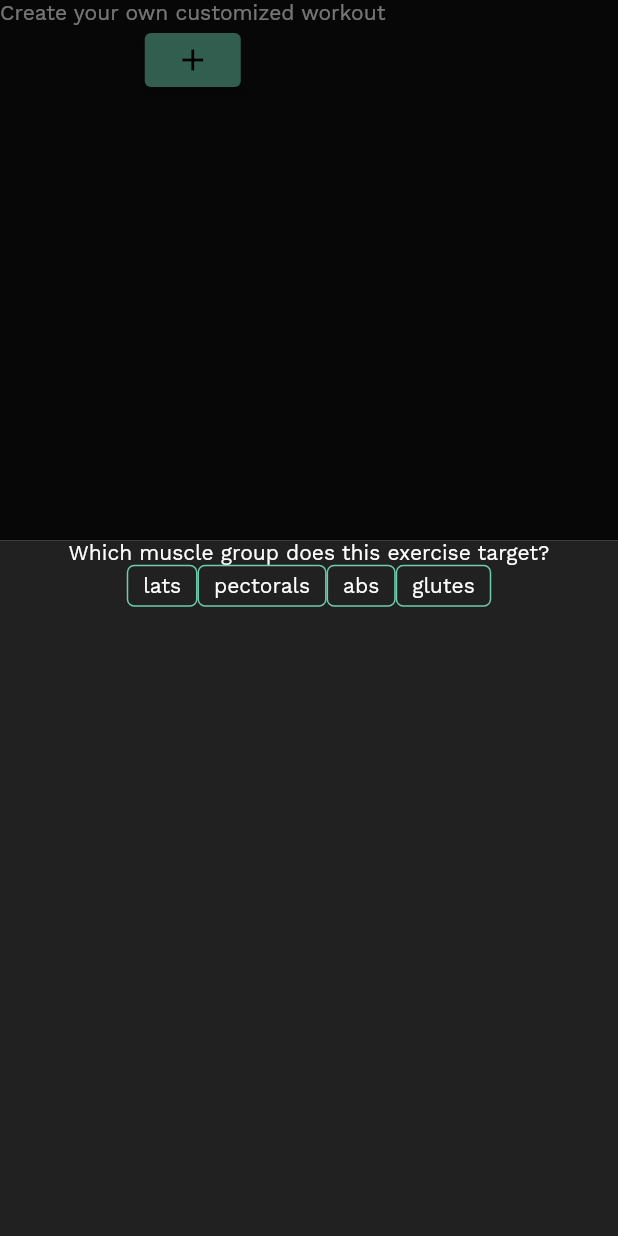
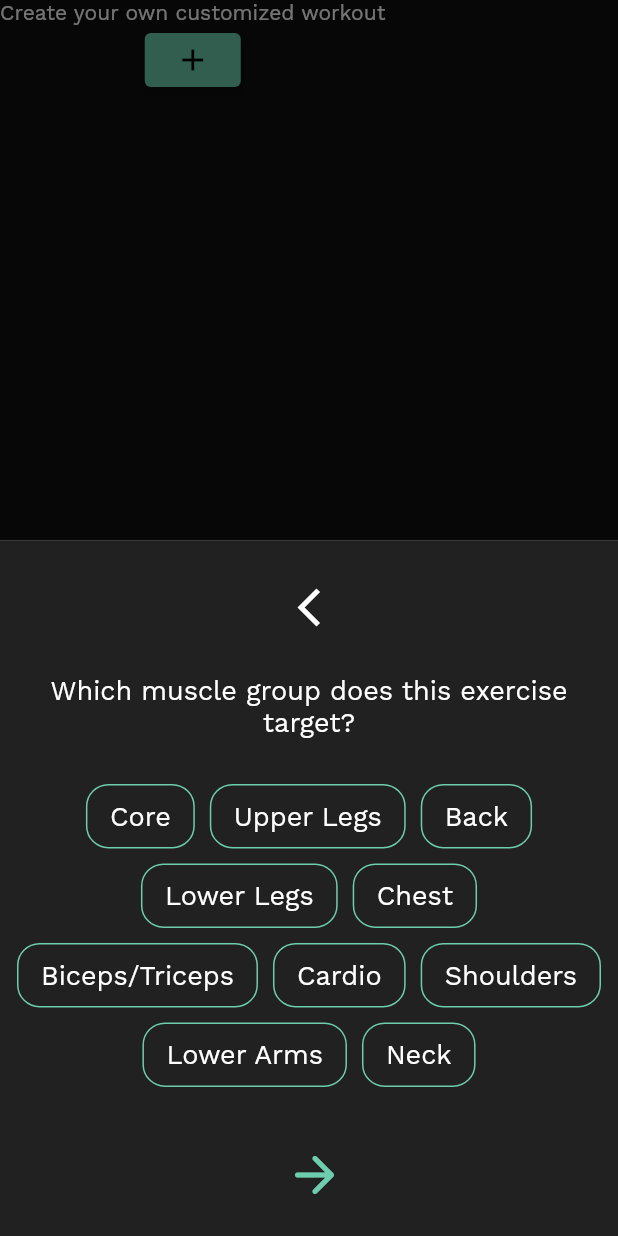
Before and after one commit to doesitbyte/fitmate, a Flutter app: the CreateWorkout screen opened directly, after a tap on the "add" icon, on a phone screen of 412 x 824 dp. Run offline on Flutter 3.47's test engine with Material 2 defaults, Android fonts, the light colour scheme and no system bars; our stand-ins replace firebase_auth, firebase_core; missing offline and left inert: mongo_dart; accounts and stored records are empty; statements that could not run were skipped.

Commit message:
Added select exercise modal

```diff
--- /dev/null
+++ b/lib/components/select_exercise_modal.dart
@@ -0,0 +1,264 @@
+import 'package:fitmate/database/mongo.dart';
+import 'package:flutter/material.dart';
+
+class SelectExerciseModal extends StatefulWidget {
+  const SelectExerciseModal({super.key, required this.addExercise});
+
+  final void Function(Map workoutSection) addExercise;
+
+  @override
+  State<SelectExerciseModal> createState() => _SelectExerciseModalState();
+}
+
+class _SelectExerciseModalState extends State<SelectExerciseModal> {
+  int _pageNumber = 0;
+  String _targetMuscle = "";
+  Map _exercise = {};
+
+  void updatePageNumber(int update) {
+    setState(() {
+      _pageNumber = _pageNumber + update;
+    });
+  }
+
+  void updateTargetMuscle(String update) {
+    setState(() {
+      _targetMuscle = update;
+    });
+  }
+
+  void updateExercise(Map update) {
+    setState(() {
+      _exercise = update;
+    });
+  }
+
+  @override
+  Widget build(BuildContext context) {
+    if (_pageNumber == 0) {
+      return SelectExerciseModalTargetPage(
+        updatePageNumber: updatePageNumber,
+        updateTargetMuscle: updateTargetMuscle,
+      );
+    } else if (_pageNumber == 1) {
+      return SelectExerciseModalSearchPage(
+        updatePageNumber: updatePageNumber,
+        updateExercise: updateExercise,
+        targetMuscle: _targetMuscle,
+      );
+    } else {
+      return Text(_pageNumber.toString());
+    }
+  }
+}
+
+class SelectExerciseModalTargetPage extends StatefulWidget {
+  const SelectExerciseModalTargetPage({
+    super.key,
+    required this.updatePageNumber,
+    required this.updateTargetMuscle,
+  });
+  final void Function(int update) updatePageNumber;
+  final void Function(String update) updateTargetMuscle;
+
+  @override
+  State<SelectExerciseModalTargetPage> createState() =>
+      _SelectExerciseModalTargetPageState();
+}
+
+class _SelectExerciseModalTargetPageState
+    extends State<SelectExerciseModalTargetPage> {
+  final Map _targetMuscles = {
+    "Core": 'waist',
+    "Upper Legs": 'upper legs',
+    "Back": 'back',
+    "Lower Legs": 'lower legs',
+    "Chest": 'chest',
+    "Biceps/Triceps": 'upper arms',
+    "Cardio": 'cardio',
+    "Shoulders": 'shoulders',
+    "Lower Arms": 'lower arms',
+    "Neck": 'neck'
+  };
+
+  String _selectedTargetMuscle = "";
+
+  @override
+  Widget build(BuildContext context) {
+    return Column(
+      mainAxisAlignment: MainAxisAlignment.spaceEvenly,
+      children: [
+        IconButton(
+          padding: EdgeInsets.zero,
+          highlightColor: const Color(0xff2c5246),
+          splashColor: const Color(0xff213d34),
+          onPressed: () {
+            Navigator.pop(context);
+          },
+          icon: const Icon(
+            Icons.arrow_back_ios_new,
+            color: Colors.white,
+            size: 30,
+          ),
+        ),
+        const Text(
+          "Which muscle group does this exercise target?",
+          textAlign: TextAlign.center,
+          style: TextStyle(
+            fontSize: 18,
+          ),
+        ),
+        Container(
+          margin: const EdgeInsets.all(10),
+          child: Wrap(
+            alignment: WrapAlignment.center,
+            runSpacing: 10,
+            spacing: 10,
+            children: [
+              for (String target in _targetMuscles.keys.toList())
+                InkWell(
+                  onTap: () {
+                    setState(() {
+                      _selectedTargetMuscle = target;
+                    });
+                  },
+                  child: TargetBox(
+                      target: target,
+                      selected: (_selectedTargetMuscle == target)),
+                ),
+            ],
+          ),
+        ),
+        IconButton(
+          onPressed: () {
+            widget.updateTargetMuscle(_targetMuscles[_selectedTargetMuscle]);
+            widget.updatePageNumber(1);
+          },
+          icon: Icon(
+            Icons.arrow_forward_rounded,
+            color: Theme.of(context).primaryColor,
+            size: 40,
+          ),
+        )
+      ],
+    );
+  }
+}
+
+class SelectExerciseModalSearchPage extends StatefulWidget {
+  const SelectExerciseModalSearchPage({
+    super.key,
+    required this.updatePageNumber,
+    required this.updateExercise,
+    required this.targetMuscle,
+  });
+
+  final void Function(int update) updatePageNumber;
+  final void Function(Map update) updateExercise;
+  final String targetMuscle;
+
+  @override
+  State<SelectExerciseModalSearchPage> createState() =>
+      _SelectExerciseModalSearchPageState();
+}
+
+class _SelectExerciseModalSearchPageState
+    extends State<SelectExerciseModalSearchPage> {
+  List _exerciseList = [];
+  List _filteredExerciseList = [];
+  bool _showLoader = true;
+
+  _getExerciseList(String targetMuscle) async {
+    List exerciseList = await MongoDatabase.listExercise(targetMuscle);
+    setState(() {
+      _exerciseList = exerciseList;
+      _filteredExerciseList = exerciseList;
+      _showLoader = false;
+    });
+  }
+
+  void _searchExercise(String query) {
+    final filteredExerciseList = _exerciseList.where((exercise) {
+      final exerciseName = exercise["name"].toLowerCase();
+      final input = query.toLowerCase();
+      return exerciseName.contains(input);
+    }).toList();
+
+    setState(() {
+      _filteredExerciseList = filteredExerciseList;
+    });
+  }
+
+  @override
+  void initState() {
+    _getExerciseList(widget.targetMuscle);
+    super.initState();
+  }
+
+  @override
+  Widget build(BuildContext context) {
+    return _showLoader
+        ? Expanded(child: Text("Loading"))
+        : Container(
+            child: Column(
+              children: [
+                IconButton(
+                  padding: EdgeInsets.zero,
+                  highlightColor: const Color(0xff2c5246),
+                  splashColor: const Color(0xff213d34),
+                  onPressed: () {
+                    widget.updatePageNumber(-1);
+                  },
+                  icon: const Icon(
+                    Icons.arrow_back_ios_new,
+                    color: Colors.white,
+                    size: 30,
+                  ),
+                ),
+                TextField(
+                  onChanged: _searchExercise,
+                ),
+                Expanded(
+                  child: ListView.builder(
+                    itemCount: _filteredExerciseList.length,
+                    itemBuilder: (context, index) {
+                      return Text(_filteredExerciseList[index]["name"]);
+                    },
+                  ),
+                )
+              ],
+            ),
+          );
+  }
+}
+
+class TargetBox extends StatelessWidget {
+  const TargetBox({
+    super.key,
+    required this.target,
+    required this.selected,
+  });
+
+  final String target;
+  final bool selected;
+
+  @override
+  Widget build(BuildContext context) {
+    return Container(
+      padding: const EdgeInsets.symmetric(vertical: 10, horizontal: 15),
+      decoration: BoxDecoration(
+        color: selected ? Theme.of(context).primaryColor : null,
+        border: Border.all(
+          color: Theme.of(context).primaryColor,
+        ),
+        borderRadius: BorderRadius.circular(15),
+      ),
+      child: Text(
+        target,
+        style: const TextStyle(
+          fontSize: 18,
+        ),
+      ),
+    );
+  }
+}
--- a/lib/database/mongo.dart
+++ b/lib/database/mongo.dart
@@ -9,10 +9,12 @@ class MongoDatabase {
     await db.open();
   }
 
-  static listExercise() async {
+  static listExercise(String bodyPart) async {
     var collection = db.collection("exercise");
     try {
-      final exercises = await collection.find().toList();
+      final exercises = await collection.find({
+        "bodyPart": bodyPart,
+      }).toList();
       return exercises;
     } catch (e) {
       return Future.value(e);
--- a/lib/screens/workouts/create_workout.dart
+++ b/lib/screens/workouts/create_workout.dart
@@ -1,3 +1,4 @@
+import 'package:fitmate/components/select_exercise_modal.dart';
 import 'package:flutter/material.dart';
 
 class CreateWorkout extends StatefulWidget {
@@ -8,7 +9,7 @@ class CreateWorkout extends StatefulWidget {
 }
 
 class _CreateWorkoutState extends State<CreateWorkout> {
-  String _selectedTargetMuscle = "";
+  List _currentWorkout = [];
 
   final List _targetMuscles = [
     "lats",
@@ -16,6 +17,12 @@ class _CreateWorkoutState extends State<CreateWorkout> {
     "abs",
     "glutes",
   ];
+
+  void updateCurrentWorkout(Map workoutSection) {
+    setState(() {
+      _currentWorkout = [..._currentWorkout, workoutSection];
+    });
+  }
 
   @override
   Widget build(BuildContext context) {
@@ -32,36 +39,12 @@ class _CreateWorkoutState extends State<CreateWorkout> {
                     builder: (context) {
                       return StatefulBuilder(
                         builder: (context, setStateModal) => Container(
-                          decoration: BoxDecoration(
-                            color: Theme.of(context).cardColor,
-                          ),
-                          child: Column(
-                            children: [
-                              Text(
-                                "Which muscle group does this exercise target?",
-                                style: TextStyle(),
-                              ),
-                              Container(
-                                child: Wrap(
-                                  children: [
-                                    for (String target in _targetMuscles)
-                                      InkWell(
-                                        onTap: () {
-                                          setStateModal(() {
-                                            _selectedTargetMuscle = target;
-                                          });
-                                        },
-                                        child: TargetBox(
-                                            target: target,
-                                            selected: (_selectedTargetMuscle ==
-                                                target)),
-                                      ),
-                                  ],
-                                ),
-                              )
-                            ],
-                          ),
-                        ),
+                            decoration: BoxDecoration(
+                              color: Theme.of(context).cardColor,
+                            ),
+                            child: SelectExerciseModal(
+                              addExercise: updateCurrentWorkout,
+                            )),
                       );
                     },
                   );
@@ -75,29 +58,3 @@ class _CreateWorkoutState extends State<CreateWorkout> {
     );
   }
 }
-
-class TargetBox extends StatelessWidget {
-  const TargetBox({
-    super.key,
-    required this.target,
-    required this.selected,
-  });
-
-  final String target;
-  final bool selected;
-
-  @override
-  Widget build(BuildContext context) {
-    return Container(
-      padding: const EdgeInsets.symmetric(vertical: 5, horizontal: 10),
-      decoration: BoxDecoration(
-        color: selected ? Theme.of(context).primaryColor : null,
-        border: Border.all(
-          color: Theme.of(context).primaryColor,
-        ),
-        borderRadius: BorderRadius.circular(5),
-      ),
-      child: Text(target),
-    );
-  }
-}
```
